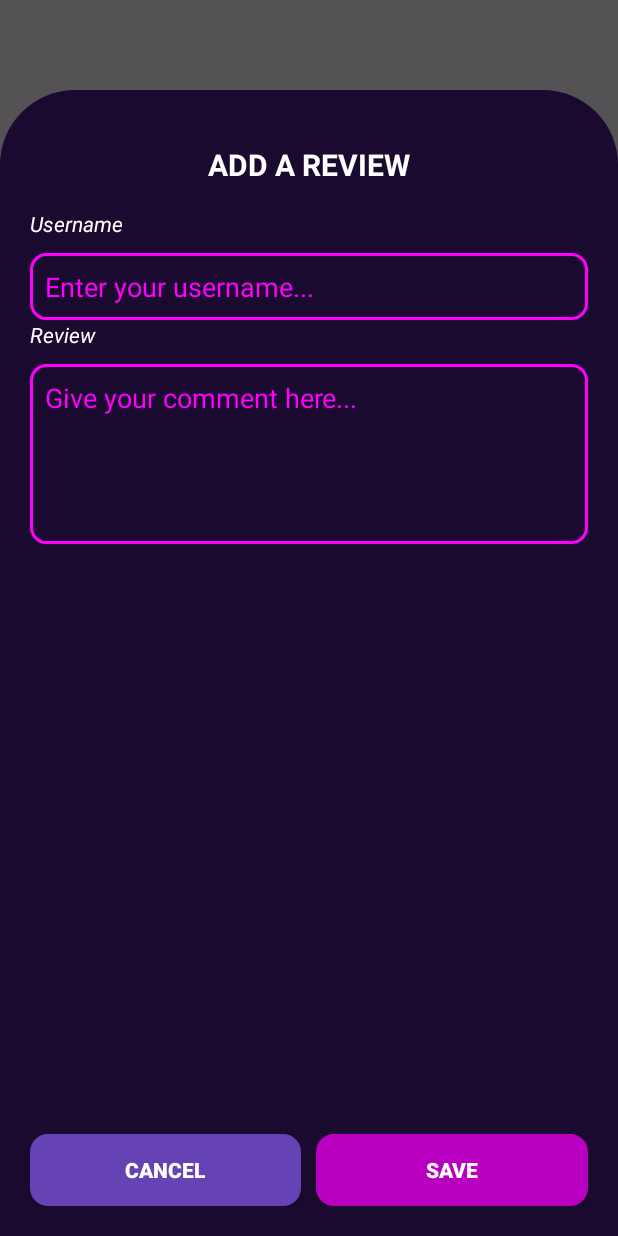
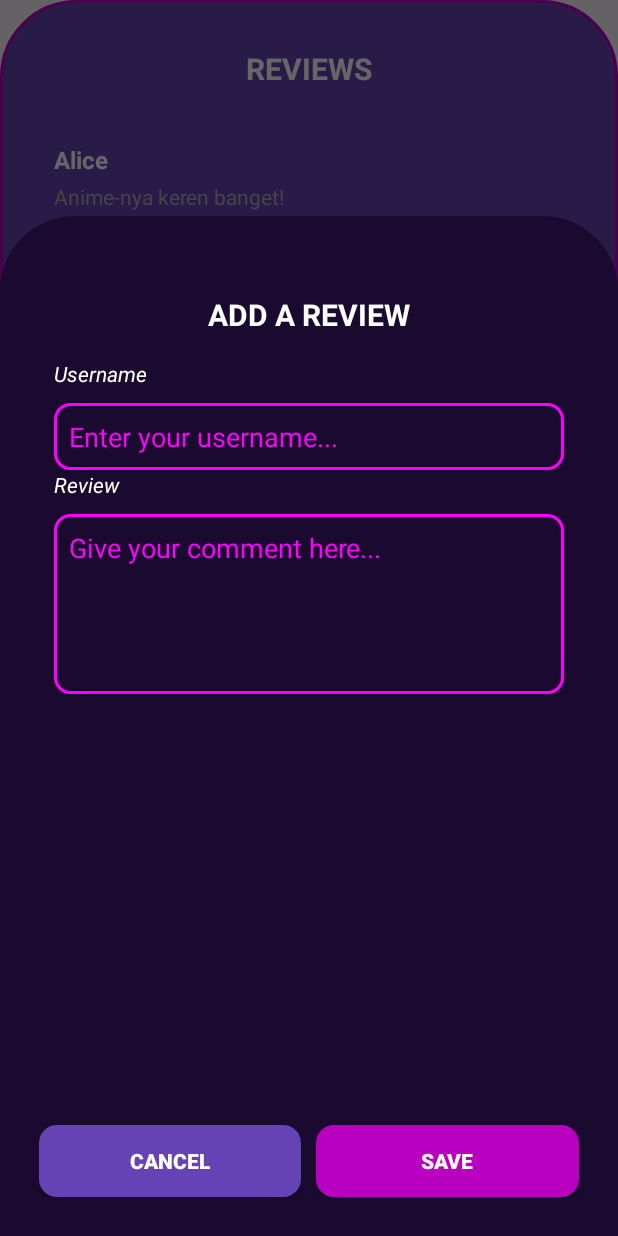
Before and after one commit to FelixSalim/AnimeDxD, an Android app: the ReviewListActivity screen opened directly, with no data from a screen before it, after a tap on "ADD A REVIEW", on a phone screen of 412 x 824 dp. Run offline under Robolectric (Android 15) with nearby library versions, the phone set to English and light mode, and no system bars; Roboto replaces fonts that are not available here.

Commit message:
Update add a review page

```diff
--- a/app/src/main/java/com/example/animedxd/activities/ReviewListActivity.java
+++ b/app/src/main/java/com/example/animedxd/activities/ReviewListActivity.java
@@ -1,10 +1,12 @@
 package com.example.animedxd.activities;
 
+import android.app.Dialog;
 import android.content.Intent;
 import android.graphics.Color;
 import android.os.Bundle;
 import android.view.View;
 import android.widget.Button;
+import android.widget.FrameLayout;
 import android.widget.LinearLayout;
 import android.widget.RelativeLayout;
 
@@ -16,6 +18,8 @@ import androidx.recyclerview.widget.RecyclerView;
 
 import com.example.animedxd.adapters.ReviewsAdapter;
 import com.example.animedxd.models.Review;
+import com.google.android.material.bottomsheet.BottomSheetBehavior;
+import com.google.android.material.bottomsheet.BottomSheetDialog;
 
 import java.util.ArrayList;
 import java.util.List;
@@ -32,12 +36,10 @@ public class ReviewListActivity extends AppCompatActivity {
     @Override
     protected void onCreate(Bundle savedInstanceState) {
         super.onCreate(savedInstanceState);
-        setContentView(R.layout.dialog_review_overlay);
+        setContentView(R.layout.activity_review_list);
 
         reviewsRecyclerView = findViewById(R.id.reviewsRecyclerView);
         addReviewButton = findViewById(R.id.addReviewButton);
-        RelativeLayout rootLayout = findViewById(R.id.rootLayout);
-        LinearLayout cardContainer = findViewById(R.id.cardContainer);
 
         // Data awal (bisa kosong atau contoh)
         reviewList = new ArrayList<>();
@@ -49,20 +51,45 @@ public class ReviewListActivity extends AppCompatActivity {
         reviewsRecyclerView.setLayoutManager(new LinearLayoutManager(this));
         reviewsRecyclerView.setAdapter(reviewsAdapter);
 
-        // Klik luar card -> nutup
-        rootLayout.setOnClickListener(v -> finish());
+        // Ubah warna button pas diklik
+        addReviewButton.setOnClickListener(v -> {
+            addReviewButton.setBackgroundResource(R.drawable.add_review_button_done);
+            addReviewButton.setTextColor(getResources().getColor(R.color.accent));
 
-        // Biar klik card gak nutup
-                cardContainer.setOnClickListener(v -> {});
+            BottomSheetDialog bottomSheetDialog = new BottomSheetDialog(this, R.style.BottomSheetDialogTheme);
+            View dialogView = getLayoutInflater().inflate(R.layout.activity_add_review, null, false);
+            bottomSheetDialog.setContentView(dialogView);
 
-        // Ubah warna button pas diklik
-                addReviewButton.setOnClickListener(v -> {
-                    Intent intent = new Intent(ReviewListActivity.this, AddReviewActivity.class);
-                    startActivityForResult(intent, REQUEST_ADD_REVIEW);
+            // Tombol cancel dan save
+            Button btnCancel = dialogView.findViewById(R.id.btnCancel);
+            Button btnSave = dialogView.findViewById(R.id.btnSave);
 
-                    addReviewButton.setBackgroundResource(R.drawable.add_review_button_done);
-                    addReviewButton.setTextColor(getResources().getColor(R.color.accent));
-                });
+            btnCancel.setOnClickListener(view -> bottomSheetDialog.dismiss());
+
+            btnSave.setOnClickListener(view -> {
+                String username = ((android.widget.EditText) dialogView.findViewById(R.id.etUsername)).getText().toString();
+                String comment = ((android.widget.EditText) dialogView.findViewById(R.id.etReview)).getText().toString();
+
+                if (!username.isEmpty() && !comment.isEmpty()) {
+                    reviewList.add(new Review(username, comment));
+                    reviewsAdapter.notifyItemInserted(reviewList.size() - 1);
+                    reviewsRecyclerView.scrollToPosition(reviewList.size() - 1);
+                    bottomSheetDialog.dismiss();
+                }
+            });
+
+            bottomSheetDialog.setContentView(dialogView);
+
+            FrameLayout bottomSheet = bottomSheetDialog.findViewById(com.google.android.material.R.id.design_bottom_sheet);
+            if (bottomSheet != null) {
+                BottomSheetBehavior<FrameLayout> behavior = BottomSheetBehavior.from(bottomSheet);
+                behavior.setState(BottomSheetBehavior.STATE_EXPANDED);
+                behavior.setSkipCollapsed(true);
+            }
+
+            bottomSheetDialog.show();
+        });
+
 
     }
 
--- a/app/src/main/res/drawable/add_review_button_done.xml
+++ b/app/src/main/res/drawable/add_review_button_done.xml
@@ -1,6 +1,25 @@
-<?xml version="1.0" encoding="utf-8"?>
-<shape xmlns:android="http://schemas.android.com/apk/res/android"
-    android:shape="rectangle">
-    <solid android:color="@color/white" />
-    <corners android:radius="12dp" />
-</shape>
+<selector xmlns:android="http://schemas.android.com/apk/res/android">
+
+    <item android:state_pressed="true">
+        <shape android:shape="rectangle">
+            <corners android:radius="6dp"/>
+            <solid android:color="@color/white"/>
+        </shape>
+    </item>
+
+    <item android:state_focused="true">
+        <shape android:shape="rectangle">
+            <corners android:radius="6dp"/>
+            <solid android:color="@color/white"/>
+        </shape>
+    </item>
+
+    <!-- Default state -->
+    <item>
+        <shape android:shape="rectangle">
+            <corners android:radius="6dp"/>  <!-- tambahkan ini -->
+            <solid android:color="@color/white"/>
+        </shape>
+    </item>
+
+</selector>
--- a/app/src/main/res/layout/activity_add_review.xml
+++ b/app/src/main/res/layout/activity_add_review.xml
@@ -1,27 +1,17 @@
-<RelativeLayout xmlns:android="http://schemas.android.com/apk/res/android"
+<?xml version="1.0" encoding="utf-8"?>
+<LinearLayout xmlns:android="http://schemas.android.com/apk/res/android"
     android:layout_width="match_parent"
-    android:layout_height="match_parent"
-    android:background="#AA000000">
+    android:layout_height="wrap_content"
+    android:orientation="vertical"
+    android:background="@drawable/bg_add_a_review"
+    android:padding="16dp">
 
-    <!-- Card Purple -->
         <LinearLayout
             android:layout_width="match_parent"
-        android:layout_height="match_parent"
-        android:layout_marginTop="60dp"
+            android:layout_height="580dp"
             android:background="@drawable/bg_add_a_review"
             android:orientation="vertical"
             android:padding="20dp">
-
-        <!-- Scrollable content -->
-        <ScrollView
-            android:layout_width="match_parent"
-            android:layout_height="0dp"
-            android:layout_weight="1">
-
-            <LinearLayout
-                android:layout_width="match_parent"
-                android:layout_height="wrap_content"
-                android:orientation="vertical">
 
             <!-- Title -->
             <TextView
@@ -95,14 +85,15 @@
                 android:visibility="gone"
                 android:layout_marginBottom="20dp"/>
         </LinearLayout>
-        </ScrollView>
 
     <!-- Button row fixed at bottom -->
     <LinearLayout
         android:layout_width="match_parent"
         android:layout_height="wrap_content"
         android:orientation="horizontal"
-            android:gravity="center">
+        android:background="@color/background"
+        android:gravity="center"
+        android:padding="10dp">
 
         <androidx.appcompat.widget.AppCompatButton
             android:id="@+id/btnCancel"
@@ -127,4 +118,3 @@
     </LinearLayout>
 
 </LinearLayout>
-</RelativeLayout>
--- /dev/null
+++ b/app/src/main/res/layout/activity_review_list.xml
@@ -0,0 +1,44 @@
+<?xml version="1.0" encoding="utf-8"?>
+<LinearLayout xmlns:android="http://schemas.android.com/apk/res/android"
+    android:id="@+id/reviewListRoot"
+    android:layout_width="match_parent"
+    android:layout_height="640dp"
+    android:layout_marginBottom="0dp"
+    android:orientation="vertical"
+    android:background="@drawable/bg_reviews_card"
+    android:padding="16dp">
+
+    <!-- Judul -->
+    <TextView
+        android:id="@+id/titleText"
+        android:layout_width="match_parent"
+        android:layout_height="wrap_content"
+        android:gravity="center"
+        android:paddingVertical="16dp"
+        android:text="REVIEWS"
+        android:textSize="20sp"
+        android:textStyle="bold"
+        android:textColor="@android:color/white" />
+
+    <!-- RecyclerView untuk list review -->
+    <androidx.recyclerview.widget.RecyclerView
+        android:id="@+id/reviewsRecyclerView"
+        android:layout_width="match_parent"
+        android:layout_height="0dp"
+        android:layout_weight="1"
+        android:padding="8dp" />
+
+    <!-- Tombol Add Review -->
+    <androidx.appcompat.widget.AppCompatButton
+        android:id="@+id/addReviewButton"
+        android:layout_width="223dp"
+        android:layout_height="wrap_content"
+        android:layout_gravity="center_horizontal"
+        android:layout_marginTop="16dp"
+        android:layout_marginBottom="25dp"
+        android:background="@drawable/add_a_review"
+        android:text="ADD A REVIEW"
+        android:textStyle="bold"
+        android:textColor="@android:color/white" />
+
+</LinearLayout>
--- a/app/src/main/res/layout/dialog_review_overlay.xml
+++ b/app/src/main/res/layout/dialog_review_overlay.xml
@@ -10,7 +10,7 @@
     <LinearLayout
         android:id="@+id/cardContainer"
         android:layout_width="match_parent"
-        android:layout_height="580dp"
+        android:layout_height="640dp"
         android:background="@drawable/bg_reviews_card"
         android:orientation="vertical">
         <TextView
```
Also changed, not shown: app/src/main/java/com/example/animedxd/activities/AddReviewActivity.java (+12 -8 lines), app/src/main/java/com/example/animedxd/activities/DetailActivity.java (+3 -13 lines), app/src/main/res/drawable/review_button_bg_done.xml (added, +21 -0 lines). Lines whose indentation alone changed are shown as unchanged.
